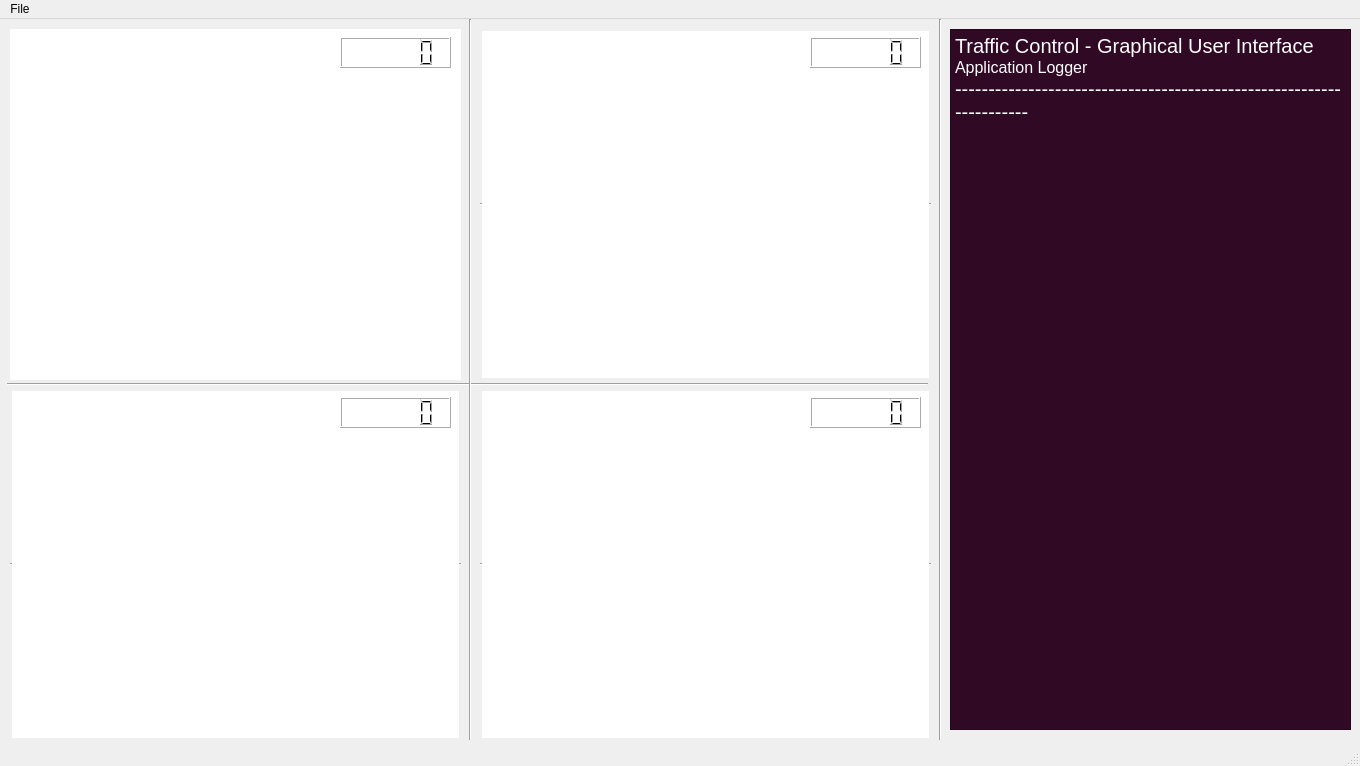
Qt form ui/Application.ui (vishruthys/Adaptive-Traffic-Signalling-with-Yolov3) before a commit.
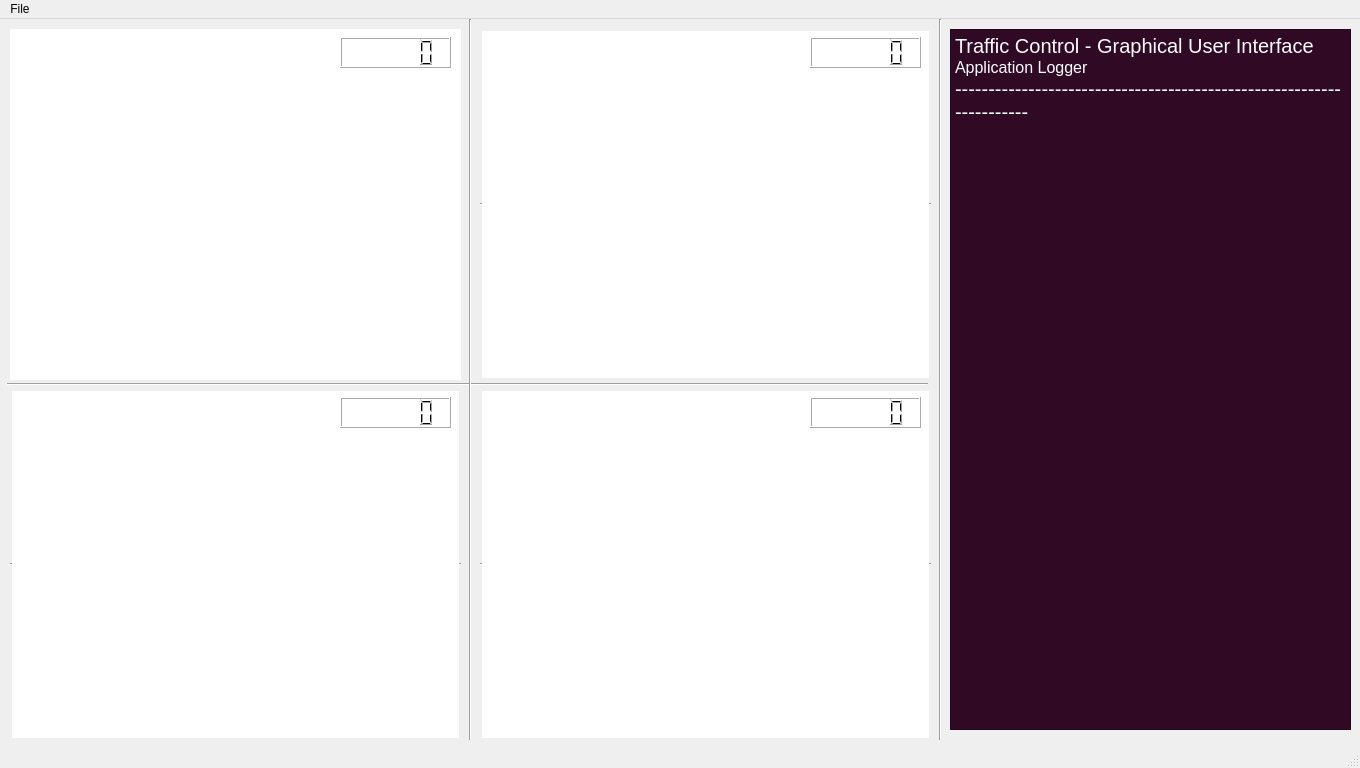
The same form after that commit. Icons and pictures are not drawn.

Patch:
```diff
--- a/ui/Application.ui
+++ b/ui/Application.ui
@@ -7,7 +7,7 @@
     <x>0</x>
     <y>0</y>
     <width>1360</width>
-    <height>766</height>
+    <height>768</height>
    </rect>
   </property>
   <property name="windowTitle">
```
